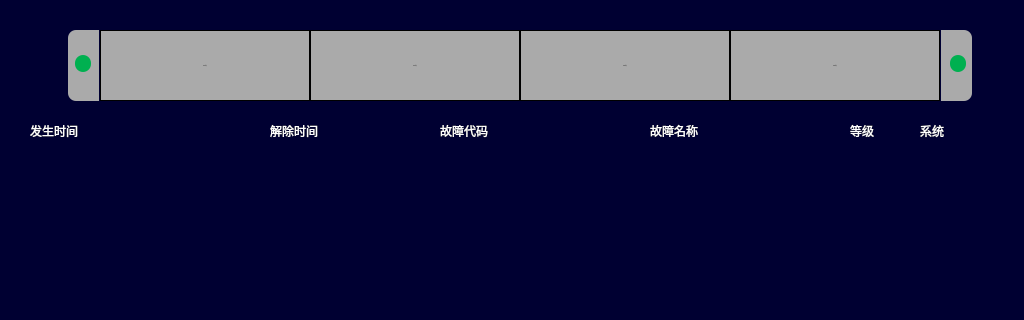
The window that maintaincehistoryfaultpage.ui (994656234/HHL) describes before a commit, drawn with Qt 5; both pictures show x 0 to 1024 and y 0 to 320 of the 1024 by 706 pixel window.
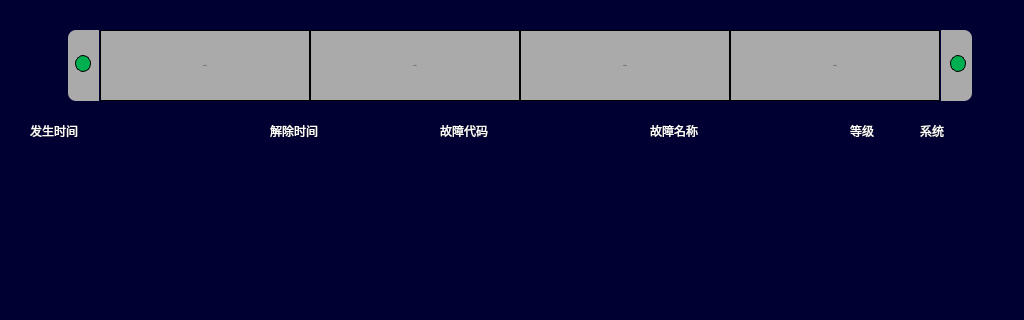
The same window after the commit. Icons and pictures are not drawn.

The edit to the form file:
```diff
--- a/maintaincehistoryfaultpage.ui
+++ b/maintaincehistoryfaultpage.ui
@@ -1901,7 +1901,9 @@
    </property>
    <property name="styleSheet">
     <string notr="true">background-color: rgb(0, 176, 80);
-border-radius:8px;</string>
+border-radius:8px;
+font:24px,&quot;微软雅黑&quot;;
+border:1px solid black;</string>
    </property>
    <property name="text">
     <string/>
@@ -1950,7 +1952,9 @@
    </property>
    <property name="styleSheet">
     <string notr="true">background-color: rgb(0, 176, 80);
-border-radius:8px;</string>
+border-radius:8px;
+font:24px,&quot;微软雅黑&quot;;
+border:1px solid black;</string>
    </property>
    <property name="text">
     <string/>
```
